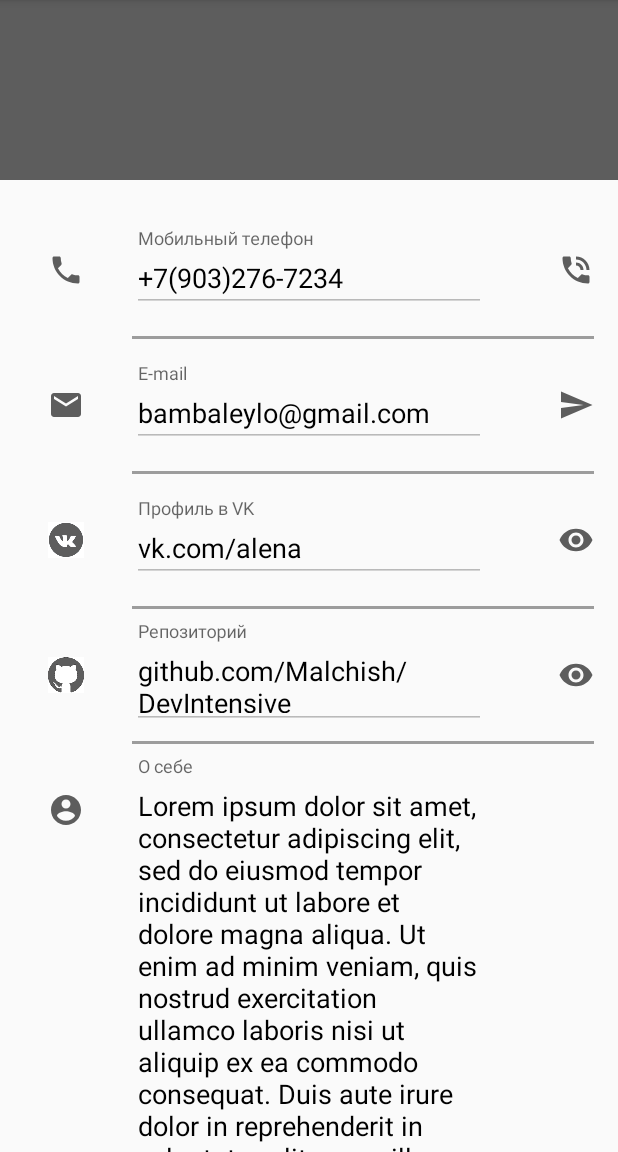
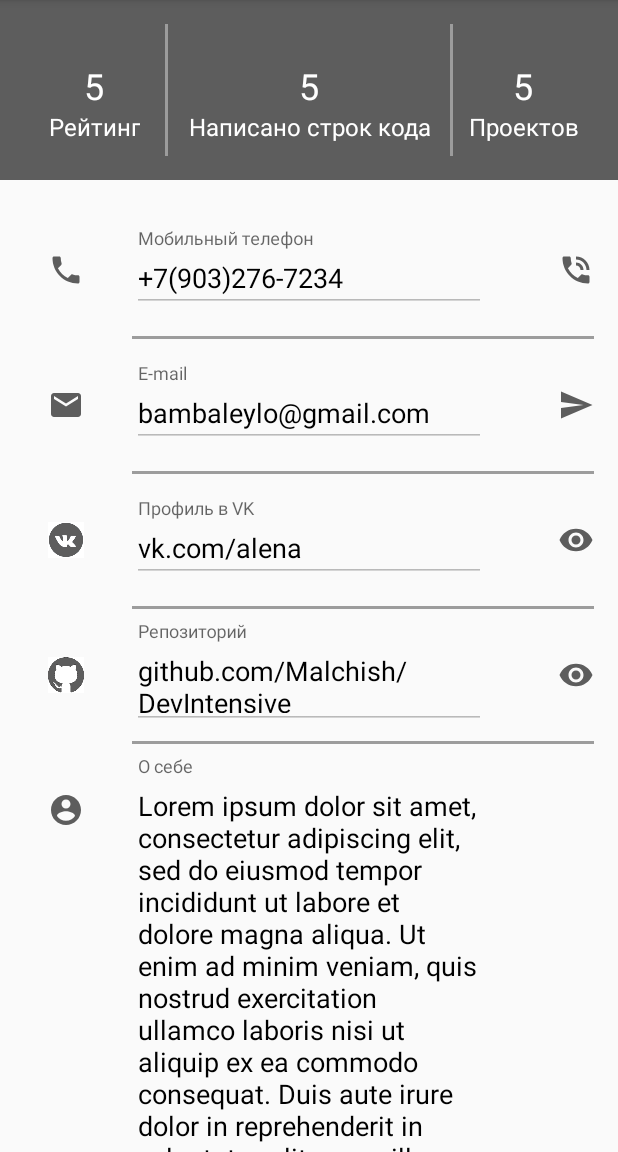
Before and after one commit to Malchish/DevIntensive, an Android app: the screen it shows after launch (MainActivity), on a phone screen of 412 x 824 dp, the part 84-1236 px from its top. Run offline under Robolectric (Android 15) with nearby library versions, the phone set to English and light mode, and no system bars.

Commit message:
hat made

```diff
--- a/app/src/main/res/layout/activity_main.xml
+++ b/app/src/main/res/layout/activity_main.xml
@@ -21,7 +21,103 @@
         android:layout_width="match_parent"
         android:layout_height="120dp"
         android:background="@color/grey"
+        android:gravity="center"
+        android:orientation="horizontal">
+<LinearLayout
+    android:layout_width="match_parent"
+    android:layout_height="match_parent"
+    android:orientation="horizontal">
+
+    <LinearLayout
+        android:layout_width="0dp"
+        android:layout_height="match_parent"
+        android:orientation="vertical"
+        android:layout_weight="1"
         android:gravity="center">
+        <TextView
+            android:layout_height="wrap_content"
+            android:layout_width="wrap_content"
+            android:text="5"
+            android:textSize="@dimen/card_left_and_right_padding_24"
+            android:textColor="@color/white"
+            android:layout_gravity="center"
+            android:gravity="center"
+            />
+
+        <TextView
+            android:layout_height="wrap_content"
+            android:layout_width="wrap_content"
+            android:text="Рейтинг"
+            android:textSize="16dp"
+            android:textColor="@color/white"
+            android:layout_gravity="center"
+            android:gravity="center"/>
+    </LinearLayout>
+
+
+    <View
+        android:layout_width="2dp"
+        android:layout_height="match_parent"
+        android:layout_marginBottom="@dimen/horizontal_margins_on_mobile_16"
+        android:background="@color/grey_light"
+        android:layout_gravity="right"></View>
+
+    <LinearLayout
+        android:layout_width="0dp"
+        android:layout_height="match_parent"
+        android:orientation="vertical"
+        android:layout_weight="2"
+        android:gravity="center">
+        <TextView
+            android:layout_height="wrap_content"
+            android:layout_width="wrap_content"
+            android:text="5"
+            android:textSize="@dimen/card_left_and_right_padding_24"
+            android:textColor="@color/white"
+            android:layout_gravity="center"/>
+
+        <TextView
+            android:layout_height="wrap_content"
+            android:layout_width="wrap_content"
+            android:text="Написано строк кода"
+            android:textSize="16dp"
+            android:textColor="@color/white"
+            android:layout_gravity="center"
+            android:gravity="center"/>
+    </LinearLayout>
+    <View
+        android:layout_width="2dp"
+        android:layout_height="match_parent"
+        android:layout_marginBottom="@dimen/horizontal_margins_on_mobile_16"
+        android:background="@color/grey_light"
+        android:layout_gravity="right"></View>
+
+    <LinearLayout
+        android:layout_width="0dp"
+        android:layout_height="match_parent"
+        android:orientation="vertical"
+        android:layout_weight="1"
+        android:gravity="center">
+        <TextView
+            android:layout_height="wrap_content"
+            android:layout_width="wrap_content"
+            android:text="5"
+            android:textSize="@dimen/card_left_and_right_padding_24"
+            android:textColor="@color/white"
+            android:layout_gravity="center"/>
+
+        <TextView
+            android:layout_height="wrap_content"
+            android:layout_width="wrap_content"
+            android:text="Проектов"
+            android:textSize="16dp"
+            android:textColor="@color/white"
+            android:layout_gravity="center"
+            android:gravity="center"/>
+    </LinearLayout>
+</LinearLayout>
+
+
     </LinearLayout>
 
     <LinearLayout
--- a/app/src/main/res/values/colors.xml
+++ b/app/src/main/res/values/colors.xml
@@ -6,4 +6,5 @@
     <color name="grey">#5d5d5d</color>
     <color name="grey_light">#9c9c9c</color>
     <color name="black">#000000</color>
+    <color name="white">#ffffff</color>
 </resources>
```
